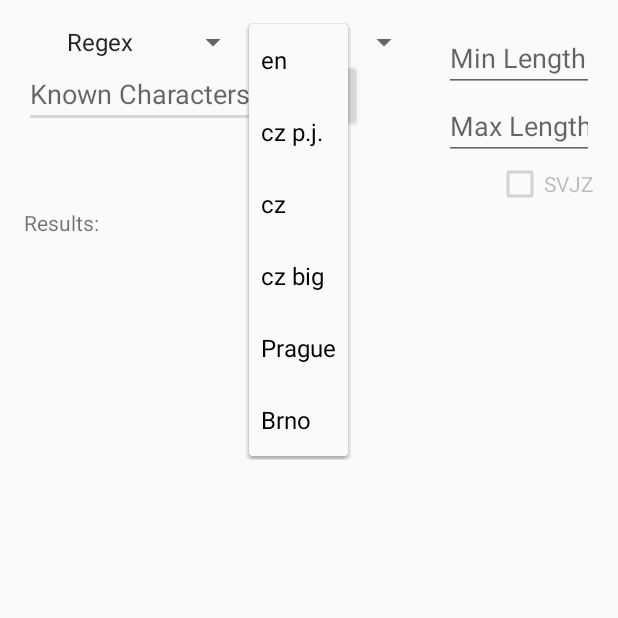
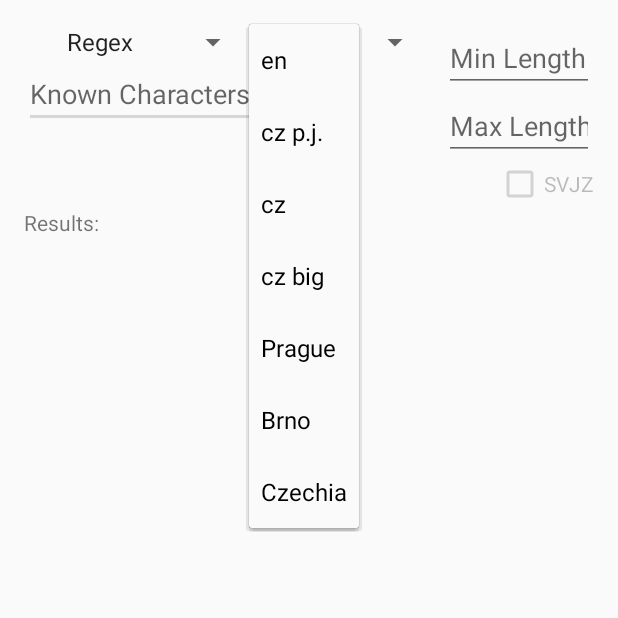
Before and after one commit to adamsikora/CipherBreaker, an Android app: the PresmyslovnikActivity screen opened directly, with no data from a screen before it, after a tap on "en", on a phone screen of 412 x 824 dp, the top half of it. Run offline under Robolectric (Android 15) with nearby library versions, the phone set to English and light mode, and no system bars.

Commit message:
Update maps and add map for whole Czechia

```diff
--- a/app/src/main/java/cz/civilizacehra/cipherbreaker/MapDictionary.kt
+++ b/app/src/main/java/cz/civilizacehra/cipherbreaker/MapDictionary.kt
@@ -19,7 +19,7 @@ internal class MapDictionary(context: Context, filename: String, results: TextVi
 
         override fun compareTo(other: Point): Int {
             return if (this.distance != other.distance) {
-                java.lang.Float.compare(this.distance, other.distance)
+                this.distance.compareTo(other.distance)
             } else {
                 this.name.compareTo(other.name)
             }
--- a/app/src/main/java/cz/civilizacehra/cipherbreaker/PresmyslovnikActivity.kt
+++ b/app/src/main/java/cz/civilizacehra/cipherbreaker/PresmyslovnikActivity.kt
@@ -33,6 +33,7 @@ class PresmyslovnikActivity : LocationActivity() {
     private var czBigDict: Dictionary? = null
     private var pragueMap: MapDictionary? = null
     private var brnoMap: MapDictionary? = null
+    private var czechiaMap: MapDictionary? = null
 
     override fun onCreate(savedInstanceState: Bundle?) {
         super.onCreate(savedInstanceState)
@@ -81,6 +82,7 @@ class PresmyslovnikActivity : LocationActivity() {
         czBigDict = Dictionary(applicationContext, "cs.canon", results!!)
         pragueMap = MapDictionary(applicationContext, "Prague.cbmap", results!!)
         brnoMap = MapDictionary(applicationContext, "Brno.cbmap", results!!)
+        czechiaMap = MapDictionary(applicationContext, "Czechia.cbmap", results!!)
 
         inputBox!!.setOnKeyListener(View.OnKeyListener { _, keyCode, event ->
             // If the event is a key-down event on the "enter" button
@@ -151,6 +153,7 @@ class PresmyslovnikActivity : LocationActivity() {
                 3 -> findResults(czBigDict!!)
                 4 -> findResultsInMap(pragueMap!!)
                 5 -> findResultsInMap(brnoMap!!)
+                6 -> findResultsInMap(czechiaMap!!)
                 else -> {
                     Utils.toastIt(applicationContext, "No dictionary selected")
                     return
--- a/app/src/main/res/values/strings.xml
+++ b/app/src/main/res/values/strings.xml
@@ -35,6 +35,7 @@
         <item>cz big</item>
         <item>Prague</item>
         <item>Brno</item>
+        <item>Czechia</item>
     </string-array>
 
     <string-array name="days">
```
Also changed, not shown: 3 other files.
